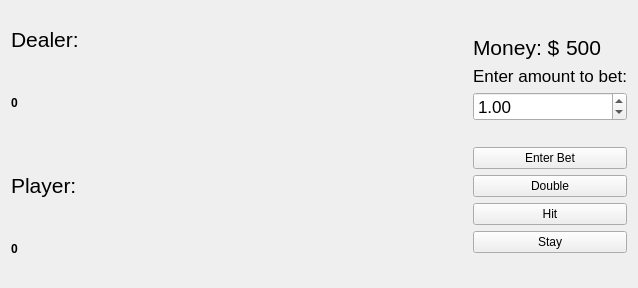
First picture: the form in ui/newBlackJacUI.ui, repository tisaconundrum2/black-jack, before the edit.
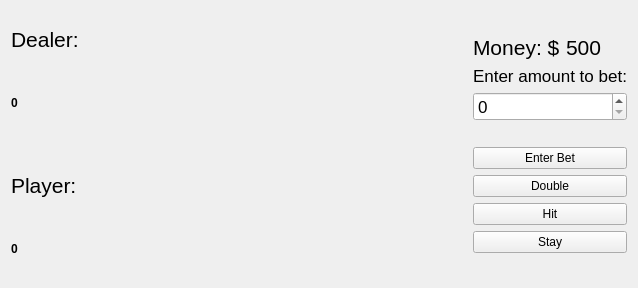
Second picture: the form after the edit. Icons and pictures are not drawn.

```diff
--- a/ui/newBlackJacUI.ui
+++ b/ui/newBlackJacUI.ui
@@ -247,18 +247,12 @@
       </widget>
      </item>
      <item>
-      <widget class="QDoubleSpinBox" name="betDoubleSpinBox">
+      <widget class="QSpinBox" name="betSpinBox">
        <property name="font">
         <font>
          <pointsize>13</pointsize>
         </font>
        </property>
-       <property name="maximum">
-        <double>9999999.000000000000000</double>
-       </property>
-       <property name="value">
-        <double>1.000000000000000</double>
-       </property>
       </widget>
      </item>
      <item>
```
